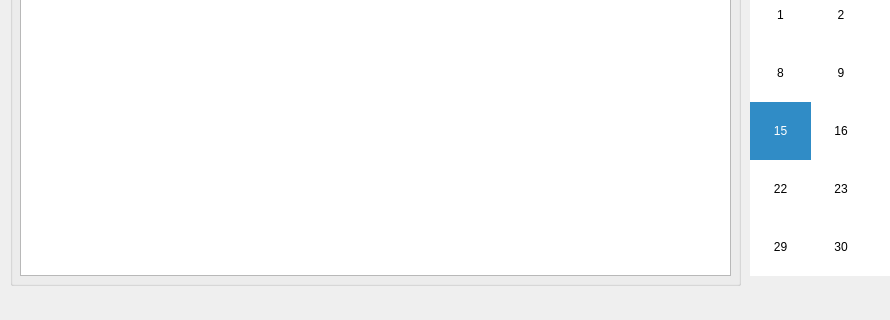
Old version of the form terminarz/mainwindow.ui in the repository awojcik64/terminarz; both pictures show x 0 to 890 and y 191 to 511 of the 1181 by 511 pixel window.
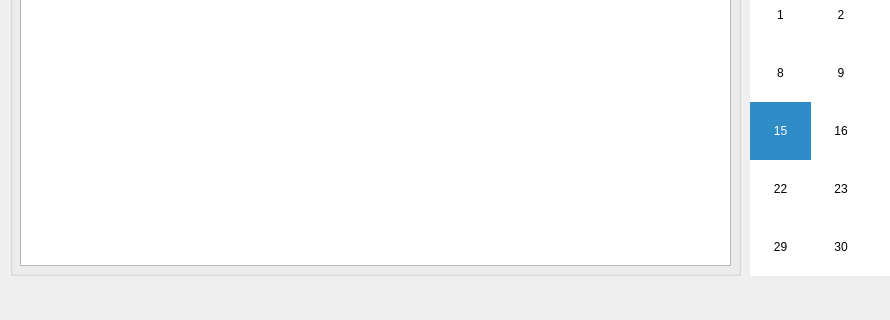
New version of the form.

Commit message: Nowe podejscie

Patch:
```diff
--- a/terminarz/mainwindow.ui
+++ b/terminarz/mainwindow.ui
@@ -20,7 +20,7 @@
       <x>10</x>
       <y>0</y>
       <width>731</width>
-      <height>441</height>
+      <height>431</height>
      </rect>
     </property>
     <property name="title">
@@ -97,7 +97,7 @@
        <x>10</x>
        <y>130</y>
        <width>711</width>
-       <height>301</height>
+       <height>291</height>
       </rect>
      </property>
     </widget>
```
